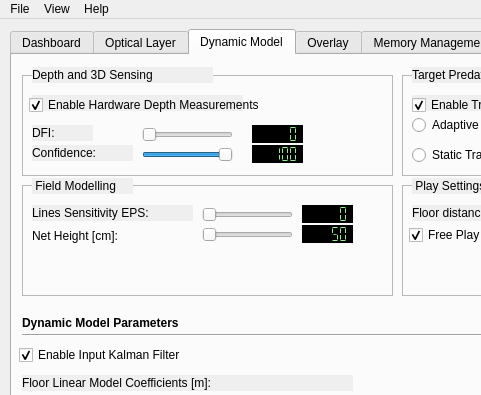
This is TrackerRT_UI/mainwindow.ui in hvictor/Release as Qt 5 draws it before an edit; both pictures show x 0 to 481 and y 0 to 395 of the 986 by 567 pixel window. The edited form follows.
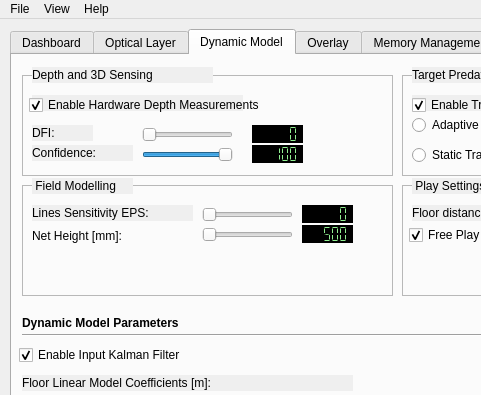
This is the edited form. Custom widgets are drawn as their Qt base class.

```diff
--- a/TrackerRT_UI/mainwindow.ui
+++ b/TrackerRT_UI/mainwindow.ui
@@ -2258,7 +2258,7 @@
            </rect>
           </property>
           <property name="text">
-           <string>Net Height [cm]:</string>
+           <string>Net Height [mm]:</string>
           </property>
          </widget>
          <widget class="QSlider" name="sliderNetHeight">
@@ -2298,8 +2298,11 @@
           <property name="segmentStyle">
            <enum>QLCDNumber::Flat</enum>
           </property>
+          <property name="value" stdset="0">
+           <double>500.000000000000000</double>
+          </property>
           <property name="intValue" stdset="0">
-           <number>50</number>
+           <number>500</number>
           </property>
          </widget>
         </widget>
```
Left out of the diff: 4 changed lines with no effect on the pictures.
